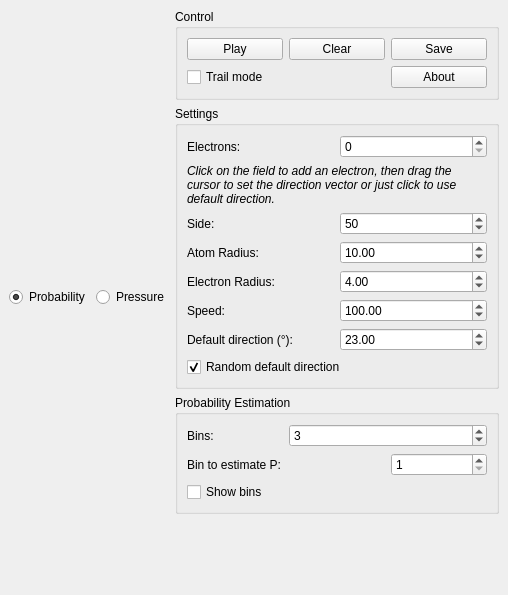
Qt form src/window.ui (romovpa/Lorentz-gas) before a commit.
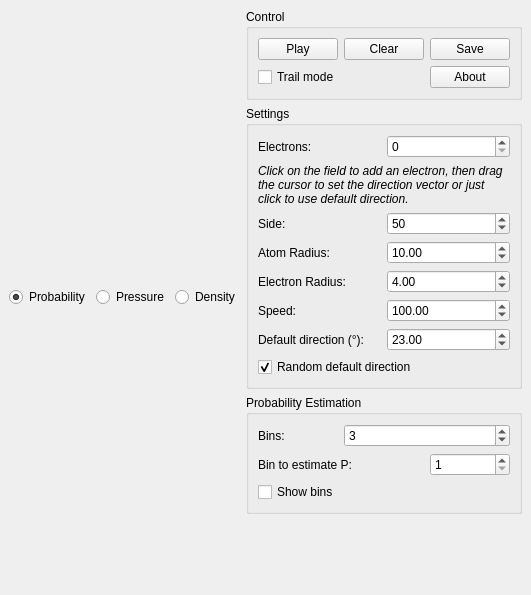
The same form after that commit.

Commit message: fuckn shit! wanna sleep, also density plot added, some bugs fixed

The edit to the form file:
```diff
--- a/src/window.ui
+++ b/src/window.ui
@@ -346,6 +346,13 @@
           </property>
          </widget>
         </item>
+        <item>
+         <widget class="QRadioButton" name="plotDensityButton">
+          <property name="text">
+           <string>Density</string>
+          </property>
+         </widget>
+        </item>
        </layout>
       </item>
       <item>
```
Left out of the diff: 4 changed lines with no effect on the pictures. The commit also changes 6 other files.
